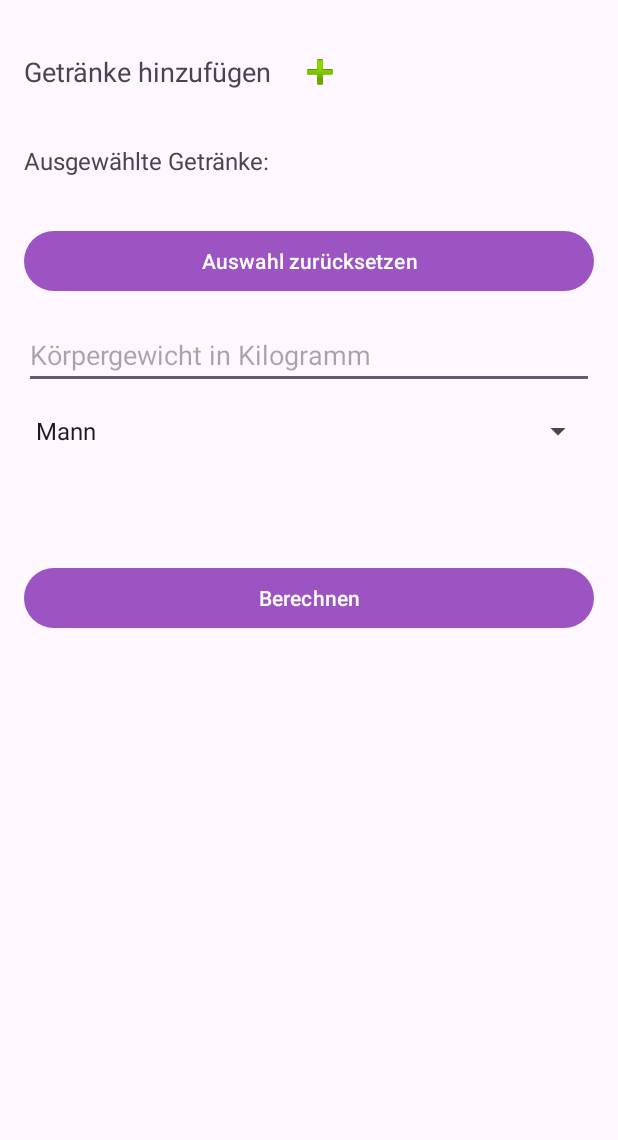
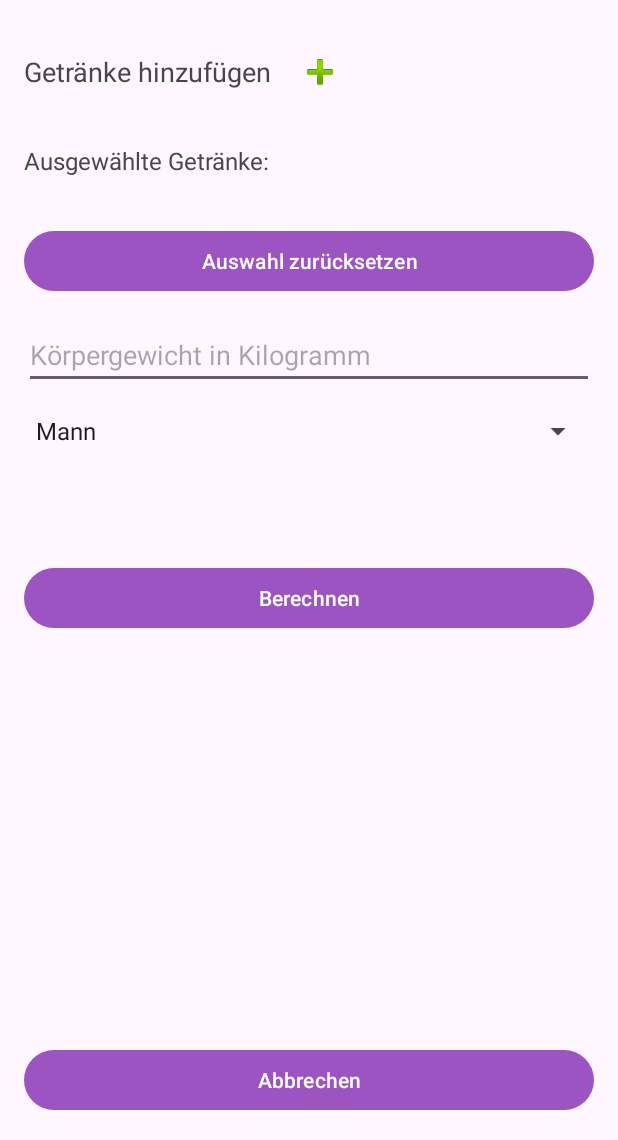
Before and after one commit to 4ronjo/SlurpStats, an Android app: the CalculatorActivity screen opened directly, with no data from a screen before it, on a phone screen of 412 x 824 dp, the part 96-1236 px from its top. Run offline under Robolectric (Android 15) with nearby library versions, the light colour scheme and no system bars.

Commit message:
Added a cancel button

```diff
--- a/app/src/main/java/com/example/slurpstats/CalculatorActivity.java
+++ b/app/src/main/java/com/example/slurpstats/CalculatorActivity.java
@@ -27,6 +27,7 @@ public class CalculatorActivity extends BaseActivity implements
     private ImageButton buttonGetraenkHinzufuegen;
     private TextView textViewAuswahl;
     private Button buttonReset;
+    private Button buttonabbrechen;
 
     private DrinkDataSource getraenkDatenquelle;
     private List<ConsumptionDetail> ausgewaehlteVerbrauchsdetails = new ArrayList<>();
@@ -47,6 +48,7 @@ public class CalculatorActivity extends BaseActivity implements
         buttonGetraenkHinzufuegen = findViewById(R.id.getraenke_hinzufuegen_button);
         textViewAuswahl = findViewById(R.id.auswahl_anzeige);
         buttonReset = findViewById(R.id.button_reset);
+        buttonabbrechen = findViewById(R.id.button_abbrechen);
 
         buttonReset.setOnClickListener(this);
         buttonBerechnen.setOnClickListener(this);
@@ -56,6 +58,8 @@ public class CalculatorActivity extends BaseActivity implements
                 getraenkDialogOeffnen();
             }
         });
+
+        buttonabbrechen.setOnClickListener(view -> finish());
 
         getraenkDatenquelle = new DrinkDataSource(this);
         getraenkDatenquelle.open();
--- a/app/src/main/res/layout/activity_calculation.xml
+++ b/app/src/main/res/layout/activity_calculation.xml
@@ -18,6 +18,7 @@
             android:elevation="4dp"
             app:popupTheme="@style/ThemeOverlay.AppCompat.Light"
             app:layout_constraintTop_toTopOf="parent"/>
+
 
         <LinearLayout
             android:id="@+id/getraenke_hinzufuegen_layout"
@@ -111,6 +112,16 @@
             android:layout_marginStart="16dp"
             android:layout_marginEnd="16dp"/>
 
+        <Button
+            android:id="@+id/button_abbrechen"
+            android:layout_width="0dp"
+            android:layout_height="wrap_content"
+            android:text="Abbrechen"
+            app:layout_constraintBottom_toBottomOf="parent"
+            app:layout_constraintStart_toStartOf="parent"
+            app:layout_constraintEnd_toEndOf="parent"
+            android:layout_margin="16dp"/>
+
     </androidx.constraintlayout.widget.ConstraintLayout>
 
     <com.google.android.material.navigation.NavigationView
```
